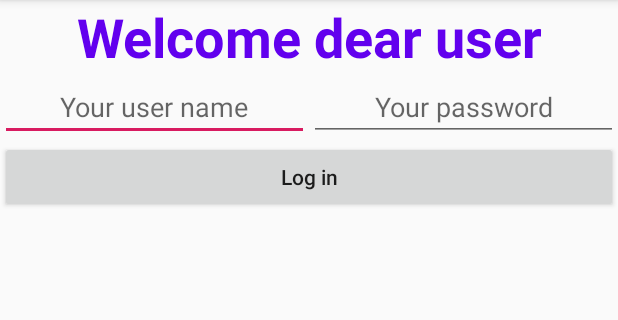
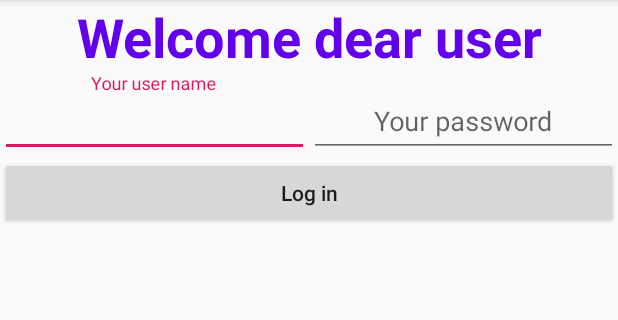
Before and after one commit to mission-webstyle/meinLieblingsMonster, an Android app: the screen it shows after launch (MainActivity), on a phone screen of 412 x 824 dp, the part 84-404 px from its top. Run offline under Robolectric (Android 15) with nearby library versions, the phone set to English and light mode, and no system bars.

Commit message:
Refectoring des Eingabefeldes fuer den Usernamen Im LinearLayout linLayoutUserNamePw wurden zwei TextInputLayouts hinzugefuegt. Jedes ist beannt und bekommt den gleich Platz innerhalb des linLayouts. Beide TextInputLayouts enthalten die von EditText zu TextInputEditText umgewandelten Eingabedeldern einmal fuer den Benutzernamen und einmal fuer das Passwort

```diff
--- a/app/src/main/java/de/rhistel/meinlieblingsmonster/MainActivity.kt
+++ b/app/src/main/java/de/rhistel/meinlieblingsmonster/MainActivity.kt
@@ -6,9 +6,9 @@ import android.view.Menu
 import android.view.MenuItem
 import android.view.View
 import android.widget.Button
-import android.widget.EditText
 import android.widget.TextView
 import android.widget.Toast
+import com.google.android.material.textfield.TextInputEditText
 import kotlinx.android.synthetic.main.main_activity_content_layout.*
 import kotlinx.android.synthetic.main.main_activity_layout.*
 
@@ -31,8 +31,8 @@ class MainActivity : AppCompatActivity() {
     //endregion
 
     //region 1. Decl. and Init Widgets und Attribute
-    private lateinit var txtInputUserName: EditText
-    private lateinit var txtUserPw: EditText
+    private lateinit var txtUserName: TextInputEditText
+    private lateinit var txtUserPw: TextInputEditText
     //endregion
 
     //region 2. Lebenszyklus
@@ -48,8 +48,8 @@ class MainActivity : AppCompatActivity() {
         this.setContentView(R.layout.main_activity_layout)
 
         //2. Widgets ohne synthetisches binding generieren
-        this.txtInputUserName = this.findViewById(R.id.txtInputUserName)
-        this.txtUserPw = this.findViewById(R.id.txtUserPw)
+        this.txtUserName = this.findViewById(R.id.txtUserName)
+        this.txtUserPw= this.findViewById(R.id.txtUserPassword)
 
         //3. Setzen der Toolbar
         this.setSupportActionBar(this.mainToolbar)
@@ -98,7 +98,7 @@ class MainActivity : AppCompatActivity() {
      */
     fun logIn(v: View){
         if(v.id == R.id.btnLogIn){
-            val strUserName = txtInputUserName.text.toString()
+            val strUserName = txtUserName.text.toString()
             val strUserPw = txtUserPw.text.toString()
 
             if(userNameAndUserPwAreNotEmpty(strUserName,strUserPw)){
--- a/app/src/main/res/layout/main_activity_content_layout.xml
+++ b/app/src/main/res/layout/main_activity_content_layout.xml
@@ -1,6 +1,5 @@
 <?xml version="1.0" encoding="utf-8"?>
-<androidx.appcompat.widget.LinearLayoutCompat
-    xmlns:android="http://schemas.android.com/apk/res/android"
+<androidx.appcompat.widget.LinearLayoutCompat xmlns:android="http://schemas.android.com/apk/res/android"
     xmlns:app="http://schemas.android.com/apk/res-auto"
     xmlns:tools="http://schemas.android.com/tools"
     android:id="@+id/mainLayout"
@@ -22,41 +21,63 @@
         android:textSize="36sp"
         android:textStyle="bold" />
 
+    <!--
+    Refectoring des Eingabefeldes fuer den Usernamen
+    Im LinearLayout linLayoutUserNamePw wurden zwei TextInputLayouts hinzugefuegt.
+    Jedes ist beannt und bekommt den gleich Platz innerhalb des linLayouts.
+    Beide TextInputLayouts enthalten die von EditText zu TextInputEditText
+    umgewandelten Eingabedeldern einmal fuer den Benutzernamen
+    und einmal fuer das Passwort
+    -->
     <LinearLayout
-        android:id="@+id/linLayoutLogInInfo"
+        android:id="@+id/linLayoutUserNamePw"
         android:layout_width="match_parent"
         android:layout_height="wrap_content"
         android:orientation="horizontal">
 
-        <EditText
-            android:id="@+id/txtInputUserName"
-            android:layout_width="0dp"
+        <com.google.android.material.textfield.TextInputLayout
+            android:id="@+id/textInputLayoutUserName"
+            android:layout_width="wrap_content"
+            android:layout_height="wrap_content"
+            android:layout_weight="1">
+
+            <com.google.android.material.textfield.TextInputEditText
+                android:id="@+id/txtUserName"
+                android:layout_width="match_parent"
                 android:layout_height="wrap_content"
                 android:layout_weight="1"
                 android:ems="10"
                 android:gravity="center"
                 android:hint="@string/strUserNameHint"
-            android:inputType="textPersonName"
-            android:importantForAutofill="no" />
+                android:importantForAutofill="no"
+                android:inputType="textPersonName" />
+        </com.google.android.material.textfield.TextInputLayout>
 
-        <EditText
-            android:id="@+id/txtUserPw"
-            android:layout_width="0dp"
+        <com.google.android.material.textfield.TextInputLayout
+            android:id="@+id/textInputLayoutUserPw"
+            android:layout_width="wrap_content"
+            android:layout_height="wrap_content"
+            android:layout_weight="1">
+
+            <com.google.android.material.textfield.TextInputEditText
+                android:id="@+id/txtUserPassword"
+                android:layout_width="match_parent"
                 android:layout_height="wrap_content"
                 android:layout_weight="1"
                 android:ems="10"
                 android:gravity="center"
                 android:hint="@string/strUserPwHint"
-            android:inputType="textPassword"
-            android:importantForAutofill="no" />
+                android:importantForAutofill="no"
+                android:inputType="textPassword" />
+        </com.google.android.material.textfield.TextInputLayout>
     </LinearLayout>
 
     <Button
         android:id="@+id/btnLogIn"
         android:layout_width="match_parent"
         android:layout_height="wrap_content"
+        android:onClick="logIn"
         android:text="@string/strLogInText"
-        android:onClick="logIn"
         android:textAllCaps="false" />
 
 </androidx.appcompat.widget.LinearLayoutCompat>
```
Lines whose indentation alone changed are shown as unchanged.
